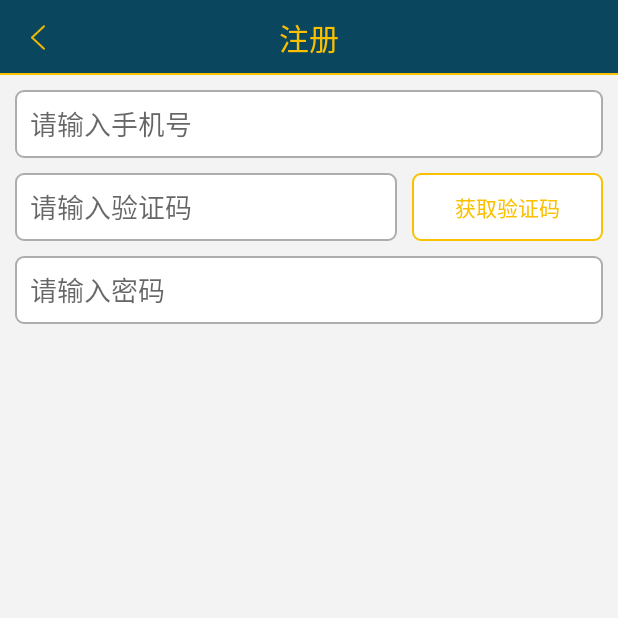
After one commit to lzdragonix/amb, an Android app: the fragment RegFragment placed in its activity, on a phone screen of 412 x 824 dp, the top half of it. The commit adds this screen. Run offline under Robolectric (Android 15) with nearby library versions, the phone set to English and light mode, and no system bars; our stand-ins replace ButterKnife, Dagger/Hilt's generated code; libraries missing offline, so code that uses them is left out: com.loopj.android.

Commit message:
add register function

```diff
--- a/app/src/main/AndroidManifest.xml
+++ b/app/src/main/AndroidManifest.xml
@@ -27,6 +27,10 @@
                 <category android:name="android.intent.category.LAUNCHER"/>
             </intent-filter>
         </activity>
+
+        <activity
+            android:name=".view.activity.WindowActivity"
+            android:label="@string/app_name"/>
     </application>
 
 </manifest>
--- a/app/src/main/java/com/scxrh/amb/Const.java
+++ b/app/src/main/java/com/scxrh/amb/Const.java
@@ -7,4 +7,6 @@ public class Const
     //some url
     public static final String URL_BASE = "http://113.106.63.129:8489/windforce/m/";
     public static final String URL_LOGIN = URL_BASE + "mlogin.action";
+    //some key
+    public static final String KEY_FRAGMENT = "KEY_FRAGMENT";
 }
--- a/app/src/main/java/com/scxrh/amb/module/LoginModule.java
+++ b/app/src/main/java/com/scxrh/amb/module/LoginModule.java
@@ -1,6 +1,6 @@
 package com.scxrh.amb.module;
 
-import com.scxrh.amb.view.LoginView;
+import com.scxrh.amb.view.iview.LoginView;
 
 import dagger.Module;
 import dagger.Provides;
--- a/app/src/main/java/com/scxrh/amb/module/MainModule.java
+++ b/app/src/main/java/com/scxrh/amb/module/MainModule.java
@@ -1,6 +1,6 @@
 package com.scxrh.amb.module;
 
-import com.scxrh.amb.view.MainView;
+import com.scxrh.amb.view.iview.MainView;
 
 import dagger.Module;
 import dagger.Provides;
--- a/app/src/main/java/com/scxrh/amb/presenter/LoginPresenter.java
+++ b/app/src/main/java/com/scxrh/amb/presenter/LoginPresenter.java
@@ -8,7 +8,7 @@ import com.loopj.android.http.RequestParams;
 import com.scxrh.amb.Const;
 import com.scxrh.amb.net.http.HttpClient;
 import com.scxrh.amb.net.http.IHttpResponse;
-import com.scxrh.amb.view.LoginView;
+import com.scxrh.amb.view.iview.LoginView;
 
 import org.json.JSONObject;
 
--- a/app/src/main/java/com/scxrh/amb/presenter/MainPresenter.java
+++ b/app/src/main/java/com/scxrh/amb/presenter/MainPresenter.java
@@ -1,6 +1,6 @@
 package com.scxrh.amb.presenter;
 
-import com.scxrh.amb.view.MainView;
+import com.scxrh.amb.view.iview.MainView;
 
 import javax.inject.Inject;
 
--- a/app/src/main/java/com/scxrh/amb/view/activity/BaseActivity.java
+++ b/app/src/main/java/com/scxrh/amb/view/activity/BaseActivity.java
@@ -183,7 +183,7 @@ public abstract class BaseActivity extends AppCompatActivity implements View.OnC
         v.setEnabled(enable);
     }
 
-    protected void replaceFragment(final int containerId, final Fragment fragment, final String tag)
+    public void replaceFragment(final int containerId, final Fragment fragment, final String tag)
     {
         runOnUiThread(new Runnable()
         {
--- a/app/src/main/java/com/scxrh/amb/view/fragment/MainFragment.java
+++ b/app/src/main/java/com/scxrh/amb/view/fragment/MainFragment.java
@@ -14,7 +14,7 @@ import com.scxrh.amb.component.DaggerMainComponent;
 import com.scxrh.amb.component.MainComponent;
 import com.scxrh.amb.module.MainModule;
 import com.scxrh.amb.presenter.MainPresenter;
-import com.scxrh.amb.view.MainView;
+import com.scxrh.amb.view.iview.MainView;
 import com.scxrh.amb.widget.FragmentTabHostState;
 
 import java.util.HashMap;
@@ -36,7 +36,7 @@ public class MainFragment extends BaseFragment implements MainView, TabHost.OnTa
     MainPresenter presenter;
     @Bind(android.R.id.tabhost)
     FragmentTabHostState tabhost;
-    @Bind(R.id.txt_header)
+    @Bind(R.id.txtHeader)
     TextView txtHeader;
     private Map<String, TabHolder> tabs = new HashMap<>();
 
--- /dev/null
+++ b/app/src/main/java/com/scxrh/amb/view/fragment/RegFragment.java
@@ -0,0 +1,42 @@
+package com.scxrh.amb.view.fragment;
+
+import android.os.Bundle;
+import android.widget.TextView;
+
+import com.scxrh.amb.R;
+import com.scxrh.amb.view.iview.RegView;
+
+import butterknife.Bind;
+import butterknife.OnClick;
+
+// 注册
+public class RegFragment extends BaseFragment implements RegView
+{
+    public static final String TAG = RegFragment.class.getSimpleName();
+    @Bind(R.id.txtHeader)
+    TextView txtHeader;
+
+    @Override
+    public void onActivityCreated(Bundle savedInstanceState)
+    {
+        super.onActivityCreated(savedInstanceState);
+        txtHeader.setText("注册");
+    }
+
+    @Override
+    protected int getLayoutId()
+    {
+        return R.layout.fragment_reg;
+    }
+
+    @Override
+    protected void injectDependencies()
+    {
+    }
+
+    @OnClick(R.id.btnBack)
+    void btnBack()
+    {
+        getActivity().finish();
+    }
+}
--- a/app/src/main/java/com/scxrh/amb/view/LoginView.java
+++ b/app/src/main/java/com/scxrh/amb/view/iview/LoginView.java
@@ -1,4 +1,4 @@
-package com.scxrh.amb.view;
+package com.scxrh.amb.view.iview;
 
 public interface LoginView
 {
--- a/app/src/main/java/com/scxrh/amb/view/MainView.java
+++ b/app/src/main/java/com/scxrh/amb/view/iview/MainView.java
@@ -1,4 +1,4 @@
-package com.scxrh.amb.view;
+package com.scxrh.amb.view.iview;
 
 public interface MainView
 {
--- /dev/null
+++ b/app/src/main/java/com/scxrh/amb/view/iview/RegView.java
@@ -0,0 +1,7 @@
+package com.scxrh.amb.view.iview;
+
+/**
+ * Created by leo on 7/6/15.
+ */
+public interface RegView
+{ }
--- /dev/null
+++ b/app/src/main/res/drawable/shape_reg_input.xml
@@ -0,0 +1,12 @@
+<?xml version="1.0" encoding="utf-8"?>
+<!-- shape如果不声明形状则默认为正方形 -->
+<shape xmlns:android="http://schemas.android.com/apk/res/android">
+    <!-- 圆角 -->
+    <corners android:radius="5dp"/>
+    <!-- 形状的填充色 -->
+    <solid android:color="@color/cffffff"/>
+    <!-- 边框宽度和颜色 -->
+    <stroke
+        android:width="1dp"
+        android:color="@color/cadadae"/>
+</shape>
--- /dev/null
+++ b/app/src/main/res/drawable/shape_reg_input1.xml
@@ -0,0 +1,12 @@
+<?xml version="1.0" encoding="utf-8"?>
+<!-- shape如果不声明形状则默认为正方形 -->
+<shape xmlns:android="http://schemas.android.com/apk/res/android">
+    <!-- 圆角 -->
+    <corners android:radius="5dp"/>
+    <!-- 形状的填充色 -->
+    <solid android:color="@color/cffffff"/>
+    <!-- 边框宽度和颜色 -->
+    <stroke
+        android:width="1dp"
+        android:color="@color/cfbc000"/>
+</shape>
--- a/app/src/main/res/layout/fragment_login.xml
+++ b/app/src/main/res/layout/fragment_login.xml
@@ -69,6 +69,7 @@
         android:layout_marginTop="20dp">
 
         <TextView
+            android:id="@+id/btnReg"
             android:layout_width="wrap_content"
             android:layout_height="wrap_content"
             android:textColor="@color/cadadae"
--- /dev/null
+++ b/app/src/main/res/layout/fragment_reg.xml
@@ -0,0 +1,58 @@
+<LinearLayout xmlns:android="http://schemas.android.com/apk/res/android"
+              xmlns:tools="http://schemas.android.com/tools"
+              android:layout_width="match_parent"
+              android:layout_height="match_parent"
+              android:orientation="vertical"
+              tools:context=".view.fragment.LoginFragment">
+
+    <include layout="@layout/layout_header_default"/>
+
+    <LinearLayout
+        android:layout_width="match_parent"
+        android:layout_height="match_parent"
+        android:orientation="vertical"
+        android:padding="10dp">
+
+        <EditText
+            android:layout_width="match_parent"
+            android:layout_height="45dp"
+            android:paddingLeft="10dp"
+            android:hint="请输入手机号"
+            android:background="@drawable/shape_reg_input"/>
+
+        <LinearLayout
+            android:layout_width="match_parent"
+            android:layout_height="wrap_content"
+            android:layout_marginTop="10dp"
+            android:orientation="horizontal">
+
+            <EditText
+                android:layout_width="0dp"
+                android:layout_height="45dp"
+                android:layout_weight="2"
+                android:paddingLeft="10dp"
+                android:hint="请输入验证码"
+                android:background="@drawable/shape_reg_input"/>
+
+            <TextView
+                android:layout_width="0dp"
+                android:layout_height="45dp"
+                android:layout_weight="1"
+                android:layout_gravity="center_vertical"
+                android:gravity="center"
+                android:text="获取验证码"
+                android:textColor="@color/cfbc000"
+                android:layout_marginLeft="10dp"
+                android:background="@drawable/shape_reg_input1"/>
+        </LinearLayout>
+
+        <EditText
+            android:layout_width="match_parent"
+            android:layout_height="45dp"
+            android:paddingLeft="10dp"
+            android:layout_marginTop="10dp"
+            android:hint="请输入密码"
+            android:background="@drawable/shape_reg_input"/>
+    </LinearLayout>
+
+</LinearLayout>
--- a/app/src/main/res/layout/layout_header_default.xml
+++ b/app/src/main/res/layout/layout_header_default.xml
@@ -5,7 +5,7 @@
                 android:background="@color/c0a465e">
 
     <ImageView
-        android:id="@+id/img1"
+        android:id="@+id/btnBack"
         android:layout_width="50dp"
         android:layout_height="50dp"
         android:layout_centerVertical="true"
@@ -14,7 +14,7 @@
         android:contentDescription="@string/app_name"/>
 
     <TextView
-        android:id="@+id/txt_header"
+        android:id="@+id/txtHeader"
         android:layout_width="wrap_content"
         android:layout_height="wrap_content"
         android:layout_centerInParent="true"
--- a/app/src/main/res/layout/layout_header_main.xml
+++ b/app/src/main/res/layout/layout_header_main.xml
@@ -36,7 +36,7 @@
         android:text="武侯区"/>
 
     <TextView
-        android:id="@+id/txt_header"
+        android:id="@+id/txtHeader"
         android:layout_width="wrap_content"
         android:layout_height="wrap_content"
         android:layout_centerInParent="true"
```
Also changed, not shown: app/src/main/java/com/scxrh/amb/view/activity/WindowActivity.java (added, +40 -0 lines), app/src/main/java/com/scxrh/amb/view/fragment/LoginFragment.java (+12 -1 lines).
